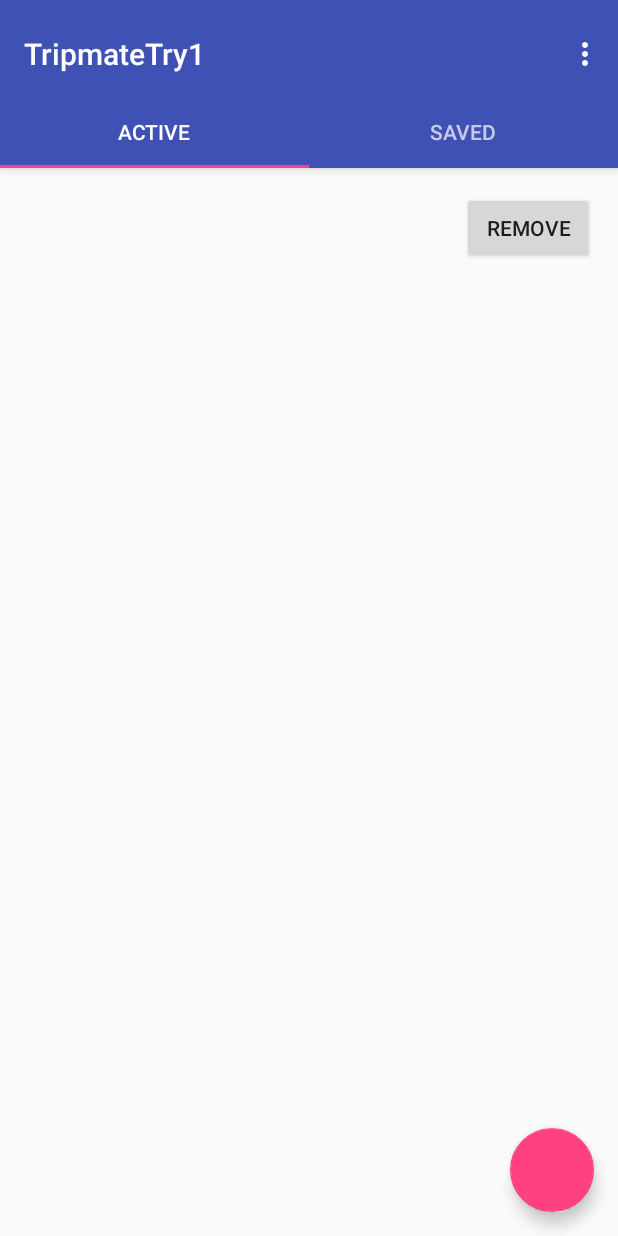
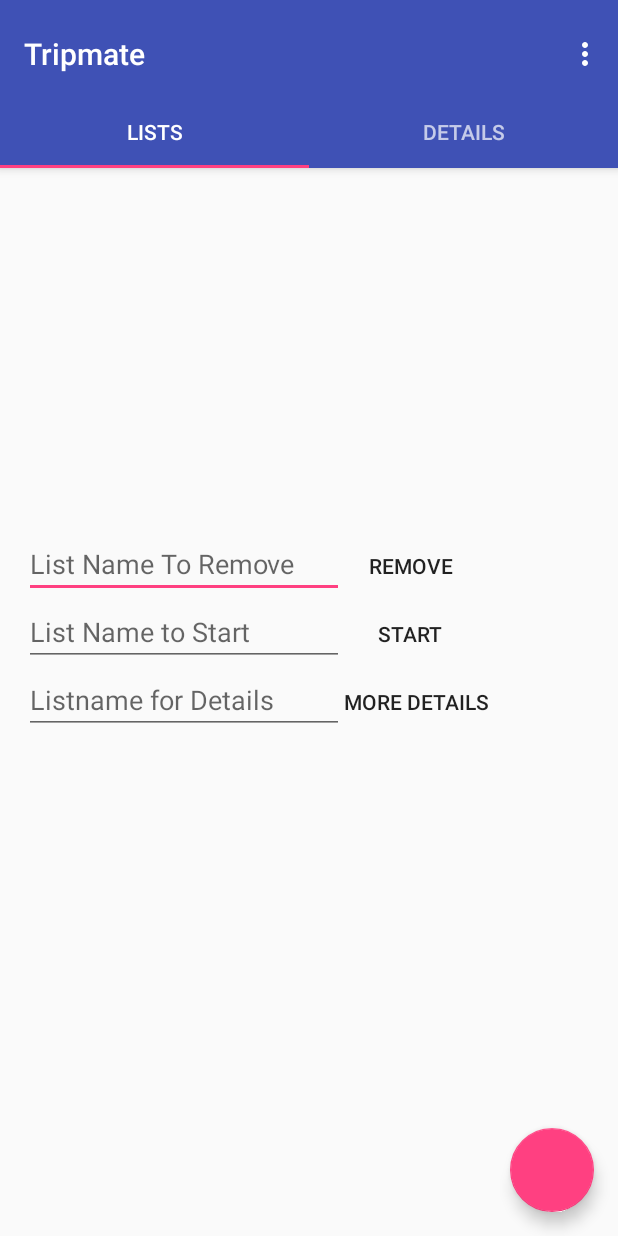
Before and after one commit to NithinKumarKotte/TripMate, an Android app: the screen it shows after launch (MainActivity), on a phone screen of 412 x 824 dp. Run offline under Robolectric (Android 15) with nearby library versions, the phone set to English and light mode, and no system bars; 3 statements that could not run were skipped.

Commit message:
Added files

```diff
--- a/app/src/main/java/com/example/d27sa/tripmate/MainActivity.java
+++ b/app/src/main/java/com/example/d27sa/tripmate/MainActivity.java
@@ -10,11 +10,16 @@ import android.support.v4.app.FragmentPagerAdapter;
 import android.support.v4.view.ViewPager;
 import android.support.v7.app.AppCompatActivity;
 import android.support.v7.widget.Toolbar;
+import android.util.Log;
 import android.view.Menu;
 import android.view.MenuItem;
 import android.view.View;
 
+import java.util.ArrayList;
+
 public class MainActivity extends AppCompatActivity {
+
+
 
     /**
      * The {@link android.support.v4.view.PagerAdapter} that will provide
@@ -30,16 +35,32 @@ public class MainActivity extends AppCompatActivity {
      * The {@link ViewPager} that will host the section contents.
      */
     private ViewPager mViewPager;
-
+    Intent i;
+    String list;
+    Bundle bundle;
+    int count;
+    active tab1;
     @Override
     protected void onCreate(Bundle savedInstanceState) {
+
+        //setTheme(R.style.splashScreenTheme);
+
         super.onCreate(savedInstanceState);
         setContentView(R.layout.activity_main);
+
 
         Toolbar toolbar = (Toolbar) findViewById(R.id.toolbar);
         setSupportActionBar(toolbar);
         // Create the adapter that will return a fragment for each of the three
         // primary sections of the activity.
+        System.out.println("bundle"+bundle);
+        System.out.println("bundle"+getIntent());
+
+        if(getIntent().getStringExtra("list")!=null) {
+            list = (String)getIntent().getStringExtra("list");
+            count++;
+            System.out.println("bundleinside "+list);
+        }
 
         mSectionsPagerAdapter = new SectionsPagerAdapter(getSupportFragmentManager());
 
@@ -88,9 +109,18 @@ public class MainActivity extends AppCompatActivity {
 
     public void gotoaddlist (View view)
     {
-        Intent i = new Intent (this,listadd.class);
-        startActivityForResult(i, 1);
+        i = new Intent (this,listadd.class);
+        startActivityForResult(i,1);
     }
+
+    @Override
+    public void onSaveInstanceState(Bundle savedInstanceState)
+    {
+        Log.v("active", "save instance");
+        savedInstanceState.putAll(savedInstanceState);
+        super.onSaveInstanceState(savedInstanceState);
+    }
+
 
 
     /**
@@ -107,9 +137,21 @@ public class MainActivity extends AppCompatActivity {
         public Fragment getItem(int position) {
             //Returning current tabs
             switch (position) {
-                case 0:
-                    active tab1 = new active();
+                case 0:active tab1 = new active();
+                    if(count==0) {
+                    System.out.println("inside active of main");
+                    count++;
                     return tab1;
+                     }else {
+                    if (getIntent() != null) {
+                        System.out.println("inside active of if of active");
+                        bundle = new Bundle();
+                        bundle.putString("list", list);
+                        tab1.setArguments(bundle);
+                        count++;
+                        return tab1;
+                    }
+                }
                 case 1:
                     saved tab2 = new saved();
                     return tab2;
@@ -117,6 +159,7 @@ public class MainActivity extends AppCompatActivity {
                     return null;
             }
         }
+
 
         @Override
         public int getCount() {
@@ -128,9 +171,9 @@ public class MainActivity extends AppCompatActivity {
         public CharSequence getPageTitle(int position) {
             switch (position) {
                 case 0:
-                    return "Active";
+                    return "Lists";
                 case 1:
-                    return "Saved";
+                    return "Details";
             }
             return null;
         }
--- /dev/null
+++ b/app/src/main/java/com/example/d27sa/tripmate/SplashActivity.java
@@ -0,0 +1,17 @@
+package com.example.d27sa.tripmate;
+
+import android.content.Intent;
+import android.support.v7.app.AppCompatActivity;
+import android.os.Bundle;
+
+public class SplashActivity extends AppCompatActivity {
+
+    @Override
+    protected void onCreate(Bundle savedInstanceState) {
+        super.onCreate(savedInstanceState);
+        Intent intent = new Intent(this, MainActivity.class);
+        startActivity(intent);
+        finish();
+
+    }
+}
--- a/app/src/main/java/com/example/d27sa/tripmate/active.java
+++ b/app/src/main/java/com/example/d27sa/tripmate/active.java
@@ -1,13 +1,18 @@
 package com.example.d27sa.tripmate;
 
 import android.content.Intent;
+import android.database.Cursor;
 import android.os.Bundle;
+import android.support.annotation.Nullable;
 import android.support.v4.app.Fragment;
+import android.util.Log;
 import android.view.LayoutInflater;
 import android.view.View;
 import android.view.ViewGroup;
 import android.widget.ArrayAdapter;
+import android.widget.Button;
 import android.widget.CheckBox;
+import android.widget.EditText;
 import android.widget.ListView;
 import android.widget.RelativeLayout;
 import android.widget.Toast;
@@ -15,57 +20,348 @@ import android.widget.Toast;
 import java.util.ArrayList;
 
 import static android.app.Activity.RESULT_OK;
+import static android.content.Context.SYSTEM_HEALTH_SERVICE;
 
 /**
  * Created by d27sa on 02-04-2017.
  */
 public class active extends Fragment {
     String value;
-    static int count;
+    static int count=0;
     ArrayList<CheckBox>mycheck=new ArrayList<CheckBox>();
     ListView listView;
-    static{
-        count=1;
+    ArrayList<String> mylist;
+    View rootView;
+    EditText deletelistname;
+    EditText startlistname;
+    EditText acttosavelist;
+    Button startlist;
+    Button removebutton;
+    Button acttosave;
+
+    public active(){
+        count=count+1;
     }
-    ArrayList<String> halts=new ArrayList<>();
+
+
+
     @Override
     public View onCreateView(LayoutInflater inflater, ViewGroup container,
                              Bundle savedInstanceState) {
 
-        View rootView = inflater.inflate(R.layout.activetab, container, false);
+        rootView = inflater.inflate(R.layout.activetab, container, false);
+
+        /*Bundle bundle=getArguments();
+        if(bundle!=null){
+            String str= bundle.getString("list");
+            //listView=(ListView)rootView.findViewById(R.id.activelist1);
+            System.out.println("inside oncreate "+str);
+            mylistname(bundle.getString("list"));
+        }*/
+
+            alllists();
+
+        deletelistname=(EditText)rootView.findViewById(R.id.editText2);
+        System.out.println("inside active deletelist"+deletelistname);
+        removebutton=(Button)rootView.findViewById(R.id.button);
+        startlistname=(EditText)rootView.findViewById(R.id.editText3);
+        startlist=(Button)rootView.findViewById(R.id.startbutton);
+        acttosavelist=(EditText)rootView.findViewById(R.id.editText4);
+        acttosave=(Button)rootView.findViewById(R.id.actosav);
+        removebutton.setOnClickListener(new View.OnClickListener() {
+            @Override
+            public void onClick(View v) {
+               deletetable();
+                deletelistname.setText("");
+            }
+        });
+
+        startlist.setOnClickListener(new View.OnClickListener() {
+            @Override
+            public void onClick(View v) {
+                StartListFrmActive();
+                //.setText("");
+            }
+        });
+
+        acttosave.setOnClickListener(new View.OnClickListener() {
+            @Override
+            public void onClick(View v) {
+
+               // StartListFrmActive();
+                //.setText("");
+            }
+        });
+
 
         return rootView;
 
 
     }
+
     @Override
+    public void onCreate(@Nullable Bundle savedInstanceState) {
+        super.onCreate(savedInstanceState);
+
+    }
+
+    /*@Override
     public void onActivityResult(int requestCode, int resultCode, Intent data) {
         super.onActivityResult(requestCode, resultCode, data);
-        listView=(ListView)getView().findViewById(R.id.activelist);
-        if (requestCode == 1) {
-            if(resultCode == RESULT_OK) {
+        listView=(ListView)getView().findViewById(R.id.activelist1);
+            if(resultCode == RESULT_OK && requestCode == 1) {
                 value = data.getStringExtra("list");
-                halts = data.getStringArrayListExtra("halts");
+                System.out.println("inside active "+value);
+               // halts = data.getStringArrayListExtra("halts");
                 CheckBox mycheckBox=new CheckBox(this.getContext());
                 mycheckBox.setText(value);
                 mycheckBox.setId(count);
+                System.out.println("inside on resume"+count);
                 mycheckBox.setClickable(true);
                 RelativeLayout ll = (RelativeLayout)getView().findViewById(R.id.active);
                 RelativeLayout.LayoutParams lp = new RelativeLayout.LayoutParams(RelativeLayout.LayoutParams.MATCH_PARENT, RelativeLayout.LayoutParams.WRAP_CONTENT);
                 if(count!=0){
                     lp.addRule(RelativeLayout.BELOW,mycheckBox.getId());
-                    ll.addView(mycheckBox, lp);
+                    //ll.addView(mycheckBox, lp);
+                }
+                else{
+                    lp.addRule(RelativeLayout.BELOW,R.id.section_label_active );
+                   // ll.addView(mycheckBox, lp);
+                }
+               // count++;
+               mycheck.add(mycheckBox);
+               ArrayAdapter<CheckBox> adapter = new ArrayAdapter<CheckBox>(getContext(), android.R.layout.simple_selectable_list_item,android.R.id.checkbox, mycheck);
+                listView.setAdapter(adapter);
+
+            }
+
+    }
+*/
+   /* @Override
+    public void onSaveInstanceState(Bundle outState) {
+        outState.putAll(outState);
+        super.onSaveInstanceState(outState);
+    }*/
+
+    @Override
+    public void onResume() {
+        super.onResume();
+        Bundle bundle=getArguments();
+        if(bundle!=null){
+
+
+                alllists();
+
+
+
+            removebutton.setOnClickListener(new View.OnClickListener() {
+                @Override
+                public void onClick(View v) {
+                    deletetable();
+                    deletelistname.setText("");
+
+                }
+            });
+
+            startlist.setOnClickListener(new View.OnClickListener() {
+                @Override
+                public void onClick(View v) {
+                    StartListFrmActive();
+                    //.setText("");
+                }
+            });
+
+
+        }
+            /*
+            if(bundle.containsKey("list")){
+                String strClickedItem=bundle.getString("list");
+                System.out.println("my list inside active "+strClickedItem);
+                listView=(ListView)getView().findViewById(R.id.activelist);
+                CheckBox mycheckBox=new CheckBox(this.getContext());
+                mycheckBox.setText(strClickedItem);
+                mycheckBox.setId(count);
+                System.out.println(mycheckBox.getId());
+                System.out.println("inside on resume"+count);
+                mycheckBox.setClickable(true);
+                RelativeLayout ll = (RelativeLayout)getView().findViewById(R.id.active);
+                RelativeLayout.LayoutParams lp = new RelativeLayout.LayoutParams(RelativeLayout.LayoutParams.MATCH_PARENT, RelativeLayout.LayoutParams.WRAP_CONTENT);
+                if(count!=0){
+                    lp.addRule(RelativeLayout.BELOW,mycheckBox.getId());
+                    //ll.addView(mycheckBox, lp);
                 }
                 else{
                     lp.addRule(RelativeLayout.BELOW,R.id.section_label );
-                    ll.addView(mycheckBox, lp);
+                    //ll.addView(mycheckBox, lp);
                 }
-                count++;
                 mycheck.add(mycheckBox);
-                ArrayAdapter<CheckBox> adapter = new ArrayAdapter<CheckBox>(getContext(), android.R.layout.simple_selectable_list_item,android.R.id.text1, mycheck);
+                ArrayAdapter<CheckBox> adapter = new ArrayAdapter<CheckBox>(getContext(), android.R.layout.simple_selectable_list_item,android.R.id.checkbox, mycheck);
                 listView.setAdapter(adapter);
+            }
+        }*/
+    }
 
-            }
+
+ /*   @Override
+    public void onViewStateRestored(@Nullable Bundle savedInstanceState) {
+        super.onViewStateRestored(savedInstanceState);
+        System.out.println(count);
+    }*/
+
+   public void mylistname(String list){
+        dbhelper db=new dbhelper(this.getContext());
+        int j=0;
+        mylist=new ArrayList<>();
+        Cursor cursor = db.getList(list);
+       RelativeLayout ll = (RelativeLayout)rootView.findViewById(R.id.active);
+       listView=(ListView)ll.findViewById(R.id.activelist1);
+
+        cursor.moveToFirst();
+
+        if (cursor != null) {
+            do {
+                for (int i = 0; i < cursor.getColumnCount(); i++) {
+
+                    mylist.add(j,cursor.getString(i));
+
+                    System.out.println("inside while "+mylist);
+                    Log.e( "","" + cursor.getString(i));
+                }
+                j++;
+            }while (cursor.moveToNext());
         }
+        ArrayAdapter<String> adapter = new ArrayAdapter<String>(this.getContext(),android.R.layout.simple_list_item_1,android.R.id.text1,mylist);
+
+        System.out.println("outside while "+mylist);
+
+        // Assign adapter to ListView
+        listView.setAdapter(adapter);
+
+
+    }
+
+    public void alllists(){
+        dbhelper db=new dbhelper(this.getContext());
+        int j=0;
+        mylist=new ArrayList<>();
+        Cursor cursor = db.getListname();
+        RelativeLayout ll = (RelativeLayout)rootView.findViewById(R.id.active);
+        listView=(ListView)ll.findViewById(R.id.activelist1);
+
+        cursor.moveToFirst();
+
+        if (cursor != null) {
+            do {
+                for (int i = 0; i < cursor.getColumnCount(); i++) {
+
+                    mylist.add(j,cursor.getString(i));
+
+                    System.out.println("inside while "+mylist);
+                    Log.e( "","" + cursor.getString(i));
+                }
+                j++;
+            }while (cursor.moveToNext());
+        }
+        ArrayAdapter<String> adapter = new ArrayAdapter<String>(this.getContext(),android.R.layout.simple_list_item_1,android.R.id.text1,mylist);
+
+        System.out.println("outside while "+mylist);
+
+        // Assign adapter to ListView
+        listView.setAdapter(adapter);
+
+    }
+
+
+    public void deletetable(){
+        dbhelper db=new dbhelper(this.getContext());
+        db.deletelist(deletelistname.getText().toString());
+        alllists();
+
+    }
+
+    public ArrayList initiallist(){
+        dbhelper db=new dbhelper(this.getContext());
+        int j=0;
+        ArrayList mylist=new ArrayList<>();
+        Cursor cursor = db.getListname();
+        RelativeLayout ll = (RelativeLayout)rootView.findViewById(R.id.active);
+        listView=(ListView)ll.findViewById(R.id.activelist1);
+
+        cursor.moveToFirst();
+
+        if (cursor != null) {
+            do {
+                for (int i = 0; i < cursor.getColumnCount(); i++) {
+
+                    mylist.add(j,cursor.getString(i));
+
+                    System.out.println("inside while "+mylist);
+                    Log.e( "","" + cursor.getString(i));
+                }
+                j++;
+            }while (cursor.moveToNext());
+        }else{mylist=null;}
+     return  mylist;
+
+    }
+
+    public void StartListFrmActive(){
+       // System.out.println("hello in displayList");
+        String mylist1=startlistname.getText().toString();
+        dbhelper db = new dbhelper(this.getContext());
+        Cursor mylist=db.getList(mylist1);
+        int j=0;
+        mylist.moveToFirst();
+        ArrayList values=new ArrayList<>();
+        //System.out.println(mylist.);
+        // String [] from={"placeId","description"};
+        // System.out.println(mylist.getString(0));
+        //ListView newList=(ListView)rootView.findViewById(R.id.List);
+        if (mylist != null) {
+            do {
+                for (int i = 0; i < mylist.getColumnCount(); i++) {
+
+                    values.add(j,mylist.getString(i));
+
+                    System.out.println("inside while "+values);
+                    Log.e( "","" + mylist.getString(i));
+                }
+                j++;
+            }while (mylist.moveToNext());
+        }
+
+        //System.out.println("outside while "+values);
+        Intent myintent= new Intent(this.getContext(),MapsActivity.class);
+        myintent.putExtra("note",values);
+        startActivity(myintent);
+    }
+
+    public void movtosave(){
+
+        String mylist1=acttosavelist.getText().toString();
+        dbhelper db = new dbhelper(this.getContext());
+        Cursor mylist=db.getList(mylist1);
+        int j=0;
+        mylist.moveToFirst();
+        ArrayList values=new ArrayList<>();
+        //System.out.println(mylist.);
+        // String [] from={"placeId","description"};
+        // System.out.println(mylist.getString(0));
+        //ListView newList=(ListView)rootView.findViewById(R.id.List);
+        if (mylist != null) {
+            do {
+                for (int i = 0; i < mylist.getColumnCount(); i++) {
+
+                    values.add(j,mylist.getString(i));
+
+                    System.out.println("inside while "+values);
+                    Log.e( "","" + mylist.getString(i));
+                }
+                j++;
+            }while (mylist.moveToNext());
+        }
+        Intent intent = new Intent(getActivity(), saved.class);
+        intent.putStringArrayListExtra("list", values);
+        startActivity(intent);
     }
 }
--- a/app/src/main/java/com/example/d27sa/tripmate/dbhelper.java
+++ b/app/src/main/java/com/example/d27sa/tripmate/dbhelper.java
@@ -48,6 +48,12 @@ public class dbhelper extends SQLiteOpenHelper {
 
     }
 
+    public void deletelist(String list){
+        listName=list;
+        System.out.println("inside dbheper in deletelist"+listName);
+        getWritableDatabase().execSQL("DROP TABLE IF EXISTS '"+listName+"'");
+    }
+
     public void addlist(String placeId,String description,String list)
 
     {
@@ -61,7 +67,7 @@ public class dbhelper extends SQLiteOpenHelper {
 
         getWritableDatabase().insert(listName,null, values);
 
-        //udgvsufwev
+
 
         System.out.println(placeId);
         System.out.println(description);
@@ -74,6 +80,16 @@ public class dbhelper extends SQLiteOpenHelper {
         listName=list;
         System.out.println("inside get of database");
         Cursor cursor = getReadableDatabase().rawQuery("SELECT description FROM "+listName, null);
+        return cursor;
+
+    }
+
+    public Cursor getListname()
+
+    {
+        System.out.println("getting database values");
+       // Cursor cursor = getReadableDatabase().rawQuery("SELECT "+listName+" FROM "+DATABASE_NAME+" WHERE type = 'TABLE'", null);
+        Cursor cursor = getReadableDatabase().rawQuery("SELECT name FROM sqlite_master WHERE type='table' AND name NOT LIKE 'sqlite_%' AND name NOT LIKE 'android_metadata'",null);
         return cursor;
 
     }
--- /dev/null
+++ b/app/src/main/res/drawable/background_splash.xml
@@ -0,0 +1,12 @@
+<?xml version="1.0" encoding="utf-8"?>
+<layer-list xmlns:android="http://schemas.android.com/apk/res/android">
+
+
+    <item>
+        <bitmap
+
+            android:scaleType="centerCrop"
+            android:src="@drawable/splashimg"/>
+    </item>
+
+</layer-list>
--- a/app/src/main/res/layout/activetab.xml
+++ b/app/src/main/res/layout/activetab.xml
@@ -10,24 +10,78 @@
     tools:context="com.example.d27sa.tripmate.MainActivity">
 
     <TextView
-        android:id="@+id/section_label"
+        android:id="@+id/section_label_active"
         android:layout_width="wrap_content"
         android:layout_height="wrap_content" />
 
+
+
+
+
+    <ListView
+        android:layout_width="match_parent"
+        android:layout_height="225dp"
+        android:id="@+id/activelist1">
+
+    </ListView>
+    <EditText
+        android:id="@+id/editText2"
+        android:layout_width="wrap_content"
+        android:layout_height="wrap_content"
+        android:ems="10"
+        android:inputType="textPersonName"
+        android:hint="List Name To Remove"
+        android:layout_below="@id/activelist1"/>
 
     <Button
         android:layout_width="wrap_content"
         android:layout_height="wrap_content"
         android:id="@+id/button"
         android:text="Remove"
-        android:layout_alignParentTop="true"
-        android:layout_alignParentEnd="true" />
+        android:background="@android:color/transparent"
+        android:onClick="deletetable"
 
-    <ListView
-        android:layout_width="match_parent"
-        android:layout_height="match_parent"
-        android:id="@+id/activelist">
+        android:layout_toRightOf="@id/editText2"
+        android:layout_below="@id/activelist1"/>
+    <EditText
+        android:id="@+id/editText3"
+        android:layout_width="wrap_content"
+        android:layout_height="wrap_content"
+        android:ems="10"
+        android:inputType="textPersonName"
+        android:hint="List Name to Start"
+        android:layout_below="@id/editText2"/>
 
-    </ListView>
+    <Button
+        android:layout_width="wrap_content"
+        android:layout_height="wrap_content"
+        android:id="@+id/startbutton"
+        android:text="Start"
+        android:background="@android:color/transparent"
+
+
+        android:layout_toRightOf="@id/editText3"
+        android:layout_below="@id/editText2"/>
+
+    <EditText
+        android:id="@+id/editText4"
+        android:layout_width="wrap_content"
+        android:layout_height="wrap_content"
+        android:ems="10"
+        android:inputType="textPersonName"
+        android:hint="Listname for Details"
+        android:layout_below="@id/editText3"/>
+
+    <Button
+        android:layout_width="wrap_content"
+        android:layout_height="wrap_content"
+        android:id="@+id/actosav"
+        android:text="More Details"
+        android:background="@android:color/transparent"
+
+
+        android:layout_toRightOf="@id/editText4"
+        android:layout_below="@id/editText3"/>
+
 
 </RelativeLayout>
--- a/app/src/main/res/layout/activity_main.xml
+++ b/app/src/main/res/layout/activity_main.xml
@@ -42,6 +42,7 @@
         android:id="@+id/fab"
         android:layout_width="wrap_content"
         android:layout_height="wrap_content"
+        android:text="+"
         android:layout_gravity="end|bottom"
         android:layout_margin="@dimen/fab_margin"
         android:onClick="gotoaddlist"
--- a/app/src/main/res/layout/row.xml
+++ b/app/src/main/res/layout/row.xml
@@ -17,7 +17,9 @@
         android:layout_width="wrap_content"
         android:layout_height="wrap_content"
         android:layout_alignParentRight="true"
-        android:text="Remove"
+        android:text="-"
+        android:background="#e91e63"
+        android:textSize="25dp"
         />
     <AutoCompleteTextView
         android:id="@+id/textout"
--- a/app/src/main/res/layout/savedtab.xml
+++ b/app/src/main/res/layout/savedtab.xml
@@ -13,6 +13,10 @@
         android:layout_width="wrap_content"
         android:layout_height="wrap_content" />
 
+    <ListView
+        android:layout_width="match_parent"
+        android:layout_height="match_parent"
+        android:id="@+id/saved"/>
 
 
 </RelativeLayout>
--- a/app/src/main/res/values/colors.xml
+++ b/app/src/main/res/values/colors.xml
@@ -3,4 +3,5 @@
     <color name="colorPrimary">#3F51B5</color>
     <color name="colorPrimaryDark">#303F9F</color>
     <color name="colorAccent">#FF4081</color>
+    <color name="gray">#FF6B6769</color>
 </resources>
--- a/app/src/main/res/values/strings.xml
+++ b/app/src/main/res/values/strings.xml
@@ -1,5 +1,5 @@
 <resources>
-    <string name="app_name">TripmateTry1</string>
+    <string name="app_name">Tripmate</string>
     <string name="action_settings">Settings</string>
     <string name="section_format">Hello World from section: %1$d</string>
 </resources>
--- a/app/src/main/res/values/styles.xml
+++ b/app/src/main/res/values/styles.xml
@@ -13,6 +13,14 @@
         <item name="windowNoTitle">true</item>
     </style>
 
+    <!--<style name="splashScreenTheme" parent="@android:style/Theme.DeviceDefault.Light.NoActionBar">
+        <item name="android:windowBackground">@drawable/spash</item>
+    </style>-->
+
+    <style name="SplashTheme" parent="Theme.AppCompat.NoActionBar">
+        <item name="android:windowBackground">@drawable/background_splash</item>
+    </style>
+
     <style name="AppTheme.AppBarOverlay" parent="ThemeOverlay.AppCompat.Dark.ActionBar" />
 
     <style name="AppTheme.PopupOverlay" parent="ThemeOverlay.AppCompat.Light" />
```
Also changed, not shown: app/src/main/AndroidManifest.xml (+12 -3 lines), app/src/main/java/com/example/d27sa/tripmate/listadd.java (+5 -4 lines), app/src/main/res/layout/activity_listadd.xml (+35 -26 lines), app/src/main/res/layout/activity_splash.xml (added, +9 -0 lines), app/src/main/res/drawable/splash.jpg (added), app/src/main/res/drawable/splashimg.png (added).
